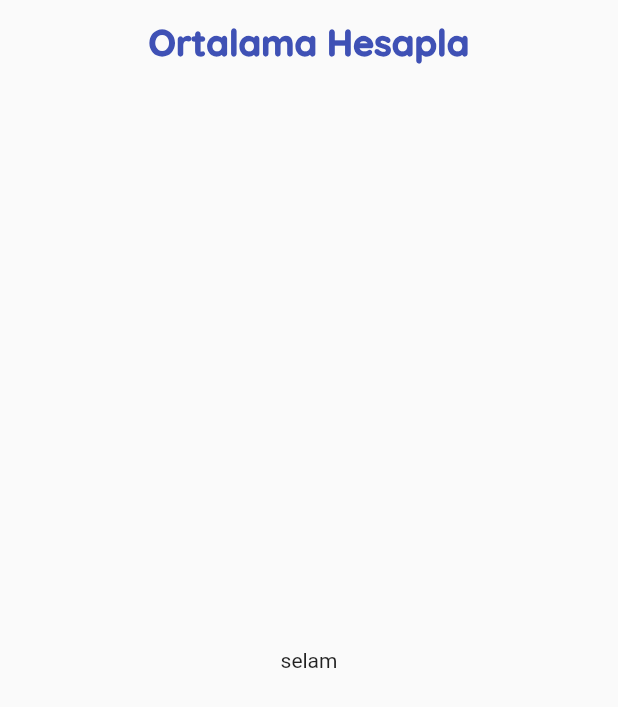
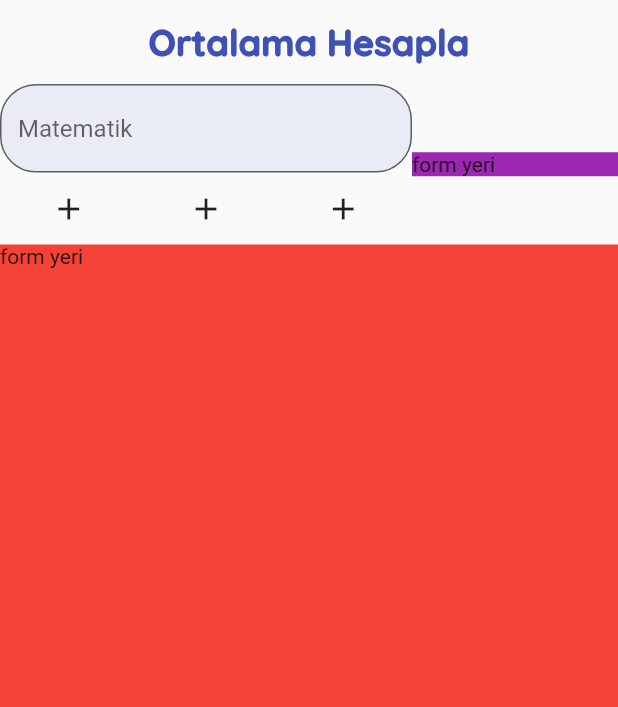
Before and after one commit to BilgeKaanpc/not_Hesaplama, a Flutter app: the screen it shows after launch, on a phone screen of 412 x 824 dp. Shown: the top 707 px of the screen. Run offline on Flutter 3.47's test engine with Material 2 defaults, Android fonts, the phone set to English and light mode, and no system bars; our stand-ins replace google_fonts.

Commit message:
11:18 / 29.06.2022

```diff
--- a/lib/constants/app_constants.dart
+++ b/lib/constants/app_constants.dart
@@ -6,4 +6,5 @@
   static final TextStyle baslikStyle = GoogleFonts.quicksand(
     fontSize: 24,fontWeight: FontWeight.w900, color: anaRenk
   );
+  static BorderRadius borderRadius = BorderRadius.circular(24);
 }
--- a/lib/widgets/ortalama_hesapla_page.dart
+++ b/lib/widgets/ortalama_hesapla_page.dart
@@ -1,5 +1,6 @@
 import 'package:flutter/material.dart';
 import 'package:not_hesaplama/constants/app_constants.dart';
+
 class OrtalamaHesaplaPage extends StatefulWidget {
   const OrtalamaHesaplaPage({Key? key}) : super(key: key);
 
@@ -8,19 +9,87 @@
 }
 
 class _OrtalamaHesaplaPageState extends State<OrtalamaHesaplaPage> {
+  var formKey = GlobalKey<FormState>();
+
   @override
   Widget build(BuildContext context) {
     return Scaffold(
-      appBar: AppBar(
-        backgroundColor: Colors.transparent,
-        elevation: 0,
-        title: Center(
-          child: Text(Sabitler.baslikText,style: Sabitler.baslikStyle,),
+        appBar: AppBar(
+          backgroundColor: Colors.transparent,
+          elevation: 0,
+          title: Center(
+            child: Text(
+              Sabitler.baslikText,
+              style: Sabitler.baslikStyle,
+            ),
+          ),
         ),
-      ),
-      body: Center(
-        child: Text("selam"),
+        body: Column(
+          crossAxisAlignment: CrossAxisAlignment.stretch,
+          children: [
+            Row(
+              children: [
+                Expanded(
+                  flex: 2,
+                  child:_buildForm(),
+                ),
+                Expanded(
+                  child: Container(
+                    color: Colors.purple,
+                    child: Text("form yeri"),
+                  ),
+                ),
+              ],
+            ),
+            Expanded(
+              child: Container(
+                color: Colors.red,
+                child: Text("form yeri"),
+              ),
+            ),
+          ],
+        ));
+  }
+
+  Widget _buildForm() {
+    return Form(
+      key: formKey,
+      child: Column(
+        children: [
+          _buildTextFormField(),
+          Row(
+            mainAxisAlignment: MainAxisAlignment.spaceAround,
+            children: [
+              IconButton(
+                onPressed: () {},
+                icon: Icon(Icons.add),
+              ),
+              IconButton(
+                onPressed: () {},
+                icon: Icon(Icons.add),
+              ),
+              IconButton(
+                onPressed: () {},
+                icon: Icon(Icons.add),
+              ),
+            ],
+          )
+        ],
       ),
     );
   }
+
+  _buildTextFormField(){
+    return TextFormField(
+        decoration: InputDecoration(
+          hintText: "Matematik",
+          border: OutlineInputBorder(
+            borderRadius: Sabitler.borderRadius,
+
+          ),
+          filled: true,
+          fillColor: Sabitler.anaRenk.shade100.withOpacity(0.3)
+        ),
+    );
+  }
 }
```
